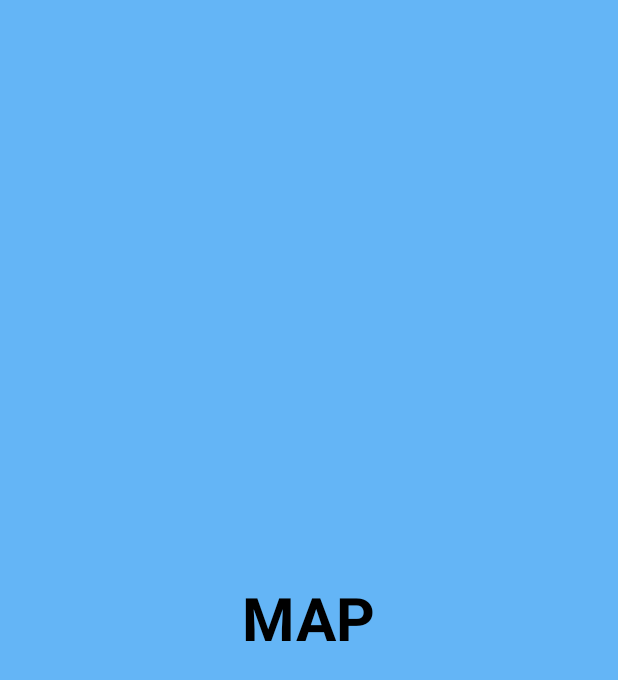
After one commit to amitbarel/23A-10357-HW2, an Android app: the fragment MapFragment shown on its own in the app's theme, on a phone screen of 412 x 824 dp. The commit adds this screen. Shown: the top 680 px of the screen. Run offline under Robolectric (Android 15) with nearby library versions, the phone set to English and light mode, and no system bars.

Commit message:
Basic fragment implementation - only copied from class

```diff
--- /dev/null
+++ b/app/src/main/java/com/amitb/a23a_10357_hw2/interfaces/CallBack_Timer.java
@@ -0,0 +1,5 @@
+package com.amitb.a23a_10357_hw2.interfaces;
+
+public interface CallBack_Timer {
+    void tick();
+}
--- /dev/null
+++ b/app/src/main/java/com/amitb/a23a_10357_hw2/interfaces/CallBack_userProtocol.java
@@ -0,0 +1,5 @@
+package com.amitb.a23a_10357_hw2.interfaces;
+
+public interface CallBack_userProtocol {
+    void user(String name);
+}
--- /dev/null
+++ b/app/src/main/java/com/amitb/a23a_10357_hw2/views/MapFragment.java
@@ -0,0 +1,34 @@
+package com.amitb.a23a_10357_hw2.views;
+
+import android.os.Bundle;
+import android.view.LayoutInflater;
+import android.view.View;
+import android.view.ViewGroup;
+
+import androidx.annotation.NonNull;
+import androidx.annotation.Nullable;
+import androidx.fragment.app.Fragment;
+
+import com.amitb.a23a_10357_hw2.R;
+import com.google.android.material.textview.MaterialTextView;
+
+
+public class MapFragment extends Fragment {
+    private MaterialTextView title;
+    @Nullable
+    @Override
+    public View onCreateView(@NonNull LayoutInflater inflater, @Nullable ViewGroup container, @Nullable Bundle savedInstanceState) {
+        View view = inflater.inflate(R.layout.fragment_map,container,false);
+        findViews(view);
+        return view;
+    }
+
+    private void findViews(View view) {
+        title = view.findViewById(R.id.map_LBL_title);
+    }
+
+
+    public void zoom(Double latitude, Double longitude) {
+        title.setText(latitude + "\n" + longitude);
+    }
+}
--- /dev/null
+++ b/app/src/main/res/layout/fragment_map.xml
@@ -0,0 +1,16 @@
+<?xml version="1.0" encoding="utf-8"?>
+<RelativeLayout xmlns:android="http://schemas.android.com/apk/res/android"
+    android:layout_width="match_parent"
+    android:layout_height="match_parent"
+    android:background="@color/blue_300">
+
+    <TextView
+        android:id="@+id/map_LBL_title"
+        android:layout_width="wrap_content"
+        android:layout_height="wrap_content"
+        android:text="MAP"
+        android:textSize="40sp"
+        android:textStyle="bold"
+        android:textColor="@color/black"
+        android:layout_centerInParent="true"/>
+</RelativeLayout>
```
Also changed, not shown: app/src/main/java/com/amitb/a23a_10357_hw2/GameActivity.java (+5 -7 lines), app/src/main/java/com/amitb/a23a_10357_hw2/views/ListFragment.java (added, +44 -0 lines), app/src/main/res/layout/fragment_list.xml (added, +26 -0 lines).
